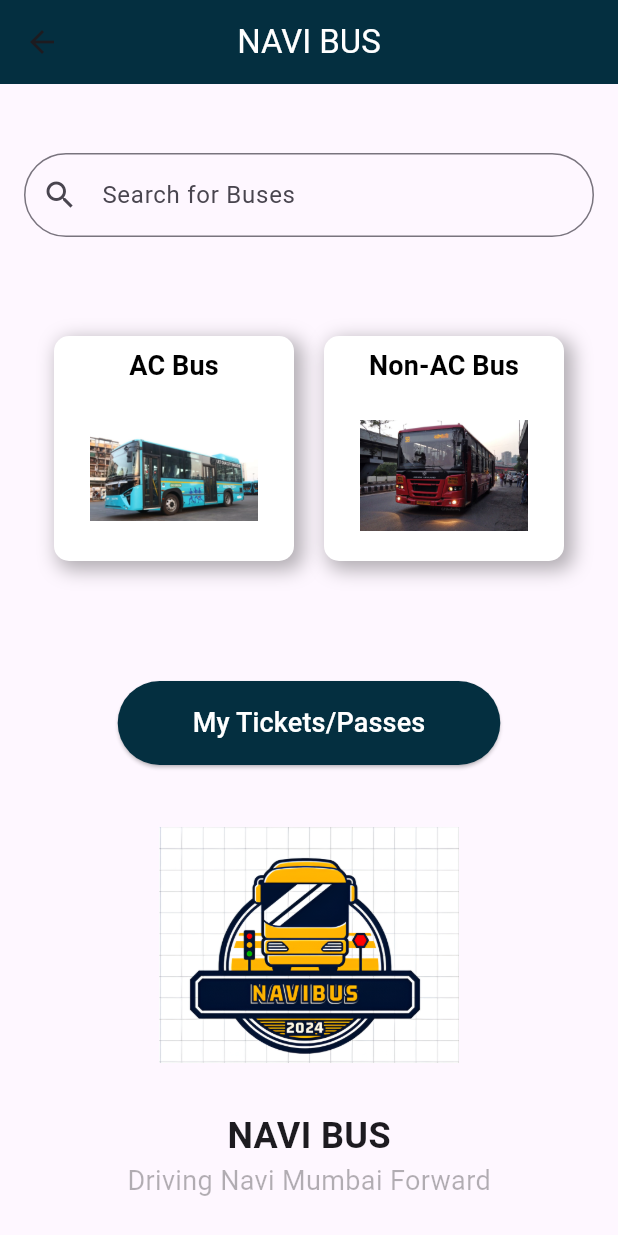
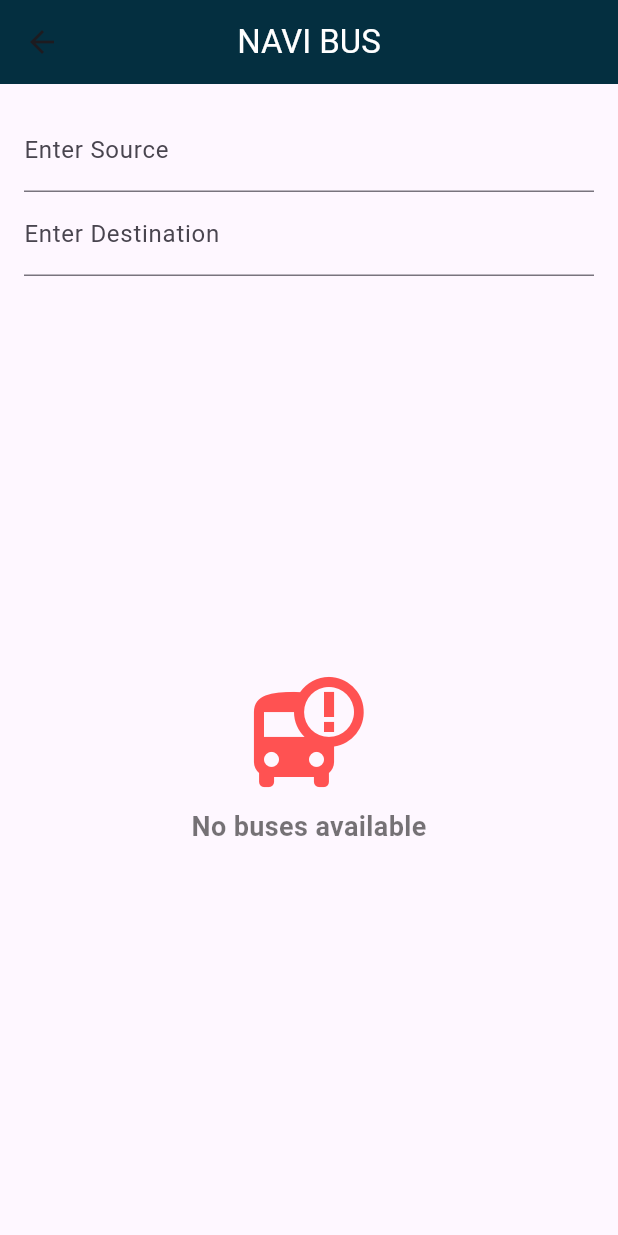
Before and after one commit to vedaXD/NaviBus, a Flutter app: the HomePage screen opened by its route, after a tap on "AC Bus", on a phone screen of 412 x 824 dp. Run offline on Flutter 3.47's test engine with Material 3 defaults, Android fonts, the phone set to English and light mode, and no system bars.

Commit message:
Bus Options UI (pulls from a json file)

```diff
--- /dev/null
+++ b/NaviBus/assets/busdata.json
@@ -0,0 +1,29 @@
+[
+    {
+      "bus_number": "AC-101",
+      "source": "Navi Mumbai",
+      "destination": "Mumbai",
+      "duration": "45 min",
+      "fare": 50,
+      "arriving_in": "10 min",
+      "availability": 85
+    },
+    {
+      "bus_number": "AC-102",
+      "source": "Navi Mumbai",
+      "destination": "Thane",
+      "duration": "60 min",
+      "fare": 60,
+      "arriving_in": "5 min",
+      "availability": 70
+    },
+    {
+      "bus_number": "NAC-201",
+      "source": "Navi Mumbai",
+      "destination": "Pune",
+      "duration": "120 min",
+      "fare": 150,
+      "arriving_in": "20 min",
+      "availability": 40
+    }
+  ]
--- a/NaviBus/lib/main.dart
+++ b/NaviBus/lib/main.dart
@@ -2,6 +2,7 @@
 import 'screens/login.dart';
 import 'screens/home_page.dart';
 import 'screens/otpverifiy.dart';
+import 'screens/busopts.dart';
 void main() {
   runApp(MyApp());
 }
@@ -18,6 +19,7 @@
         '/': (context) => LoginScreen(),
         '/otpverify':(context) => OTPVerificationScreen(phoneNumber: "+919876543210"),
         '/home': (context) => HomePage(),
+        '/busopts': (context) => BusOptions(),
       },
     );
   }
--- /dev/null
+++ b/NaviBus/lib/screens/busopts.dart
@@ -0,0 +1,171 @@
+import 'package:flutter/material.dart';
+import 'dart:convert'; // To decode JSON
+import 'package:flutter/services.dart'; // To load JSON file
+
+class BusOptions extends StatefulWidget {
+  const BusOptions({super.key});
+
+  @override
+  State<BusOptions> createState() => _BusOptionsState();
+}
+
+class _BusOptionsState extends State<BusOptions> {
+  String? source;
+  String? destination;
+  List<dynamic> allBuses = [];
+  List<dynamic> filteredBuses = [];
+
+  @override
+  void initState() {
+    super.initState();
+    loadBuses();
+  }
+
+  // Load JSON data from assets
+  Future<void> loadBuses() async {
+    final String response = await rootBundle.loadString('assets/busdata.json');
+    final data = json.decode(response);
+    setState(() {
+      allBuses = data;
+    });
+  }
+
+  // Filter buses based on user input
+  void filterBuses() {
+    setState(() {
+      filteredBuses = allBuses.where((bus) {
+        return (source == null || bus["source"].toString().toLowerCase().trim() == source!.toLowerCase().trim()) &&
+              (destination == null || bus["destination"].toString().toLowerCase().trim() == destination!.toLowerCase().trim());
+      }).toList();
+    });
+  }
+
+
+  @override
+  Widget build(BuildContext context) {
+    return Scaffold(
+      appBar: AppBar(
+        title: Text("NAVI BUS", style: TextStyle(color: Colors.white)),
+        centerTitle: true,
+        backgroundColor: Color(0xFF042F40),
+      ),
+      body: Padding(
+        padding: EdgeInsets.all(16.0),
+        child: Column(
+          children: [
+            // 🔍 Search Section
+            TextField(
+              decoration: InputDecoration(labelText: "Enter Source"),
+              onChanged: (value) {
+                setState(() {
+                  source = value.trim();  // Trim spaces
+                });
+                filterBuses();
+              },
+            ),
+            TextField(
+              decoration: InputDecoration(labelText: "Enter Destination"),
+              onChanged: (value) {
+                setState(() {
+                  destination = value.trim();  // Trim spaces
+                });
+                filterBuses();
+              },
+            ),
+
+
+            SizedBox(height: 20),
+
+            // 🚍 Bus List Section
+            Expanded(
+                child: filteredBuses.isEmpty
+                    ? Column(
+                        mainAxisAlignment: MainAxisAlignment.center,
+                        children: [
+                          Icon(Icons.bus_alert, size: 80, color: Colors.redAccent),
+                          SizedBox(height: 10),
+                          Text("No buses available", style: TextStyle(fontSize: 18, fontWeight: FontWeight.bold, color: Colors.black54)),
+                        ],
+                      )
+                    : ListView.builder(
+                        itemCount: filteredBuses.length,
+                        itemBuilder: (context, index) {
+                          var bus = filteredBuses[index];
+                          return Card(
+                            elevation: 6,
+                            shape: RoundedRectangleBorder(borderRadius: BorderRadius.circular(15)),
+                            margin: EdgeInsets.symmetric(vertical: 10, horizontal: 16),
+                            child: Container(
+                              padding: EdgeInsets.all(15),
+                              decoration: BoxDecoration(
+                                gradient: LinearGradient(
+                                  colors: [Colors.blue.shade50, Colors.white],
+                                  begin: Alignment.topLeft,
+                                  end: Alignment.bottomRight,
+                                ),
+                                borderRadius: BorderRadius.circular(15),
+                                boxShadow: [
+                                  BoxShadow(color: Colors.grey.withOpacity(0.2), blurRadius: 8, spreadRadius: 3),
+                                ],
+                              ),
+                              child: Row(
+                                children: [
+                                  // 🚌 Bus Icon
+                                  Icon(Icons.directions_bus, size: 50, color: Colors.blueAccent),
+                                  SizedBox(width: 15),
+
+                                  // 🚍 Bus Details
+                                  Expanded(
+                                    child: Column(
+                                      crossAxisAlignment: CrossAxisAlignment.start,
+                                      children: [
+                                        Text(
+                                          "${bus['bus_number']} - ${bus['source']} to ${bus['destination']}",
+                                          style: TextStyle(fontSize: 18, fontWeight: FontWeight.bold, color: Colors.black),
+                                        ),
+                                        SizedBox(height: 5),
+                                        Row(
+                                          children: [
+                                            Icon(Icons.schedule, color: Colors.grey, size: 18),
+                                            SizedBox(width: 5),
+                                            Text("Duration: ${bus['duration']}"),
+                                          ],
+                                        ),
+                                        Row(
+                                          children: [
+                                            Icon(Icons.attach_money, color: Colors.green, size: 18),
+                                            SizedBox(width: 5),
+                                            Text("Fare: ₹${bus['fare']}"),
+                                          ],
+                                        ),
+                                        Row(
+                                          children: [
+                                            Icon(Icons.access_time, color: Colors.orange, size: 18),
+                                            SizedBox(width: 5),
+                                            Text("Arriving in: ${bus['arriving_in']}"),
+                                          ],
+                                        ),
+                                        Row(
+                                          children: [
+                                            Icon(Icons.event_seat, color: Colors.purple, size: 18),
+                                            SizedBox(width: 5),
+                                            Text("Availability: ${bus['availability']}%"),
+                                          ],
+                                        ),
+                                      ],
+                                    ),
+                                  ),
+                                ],
+                              ),
+                            ),
+                          );
+                        },
+                      ),
+              ),
+
+          ],
+        ),
+      ),
+    );
+  }
+}
--- a/NaviBus/lib/screens/home_page.dart
+++ b/NaviBus/lib/screens/home_page.dart
@@ -1,4 +1,5 @@
 import 'package:flutter/material.dart';
+import 'package:navibus/screens/busopts.dart';
 
 class HomePage extends StatelessWidget {
   @override
@@ -39,8 +40,8 @@
             child: Row(
               mainAxisAlignment: MainAxisAlignment.spaceEvenly,
               children: [
-                _buildBusButton("AC Bus", "assets/acbus.png"),
-                _buildBusButton("Non-AC Bus", "assets/nonacbus.png"),
+                _buildBusButton("AC Bus", "assets/acbus.png",context),
+                _buildBusButton("Non-AC Bus", "assets/nonacbus.png",context),
               ],
             ),
           ),
@@ -77,7 +78,7 @@
   }
 
   // Function to create AC / Non-AC options as buttons with box shadow
-  Widget _buildBusButton(String text, String imagePath) {
+  Widget _buildBusButton(String text, String imagePath, BuildContext context) {
     return Container(
       width: 160,
       height: 150,
@@ -94,7 +95,10 @@
       ),
       child: ElevatedButton(
         onPressed: () {
-          print("$text clicked");
+          Navigator.push(
+            context,
+            MaterialPageRoute(builder: (context) => const BusOptions()), // Navigate to BusOptions
+          );
         },
         style: ElevatedButton.styleFrom(
           backgroundColor: Colors.white, // Keep background for contrast
--- a/NaviBus/pubspec.yaml
+++ b/NaviBus/pubspec.yaml
@@ -55,6 +55,7 @@
       - assets/logo.png
       - assets/acbus.png
       - assets/nonacbus.png
+      - assets/busdata.json
   # The following line ensures that the Material Icons font is
   # included with your application, so that you can use the icons in
   # the material Icons class.
```
